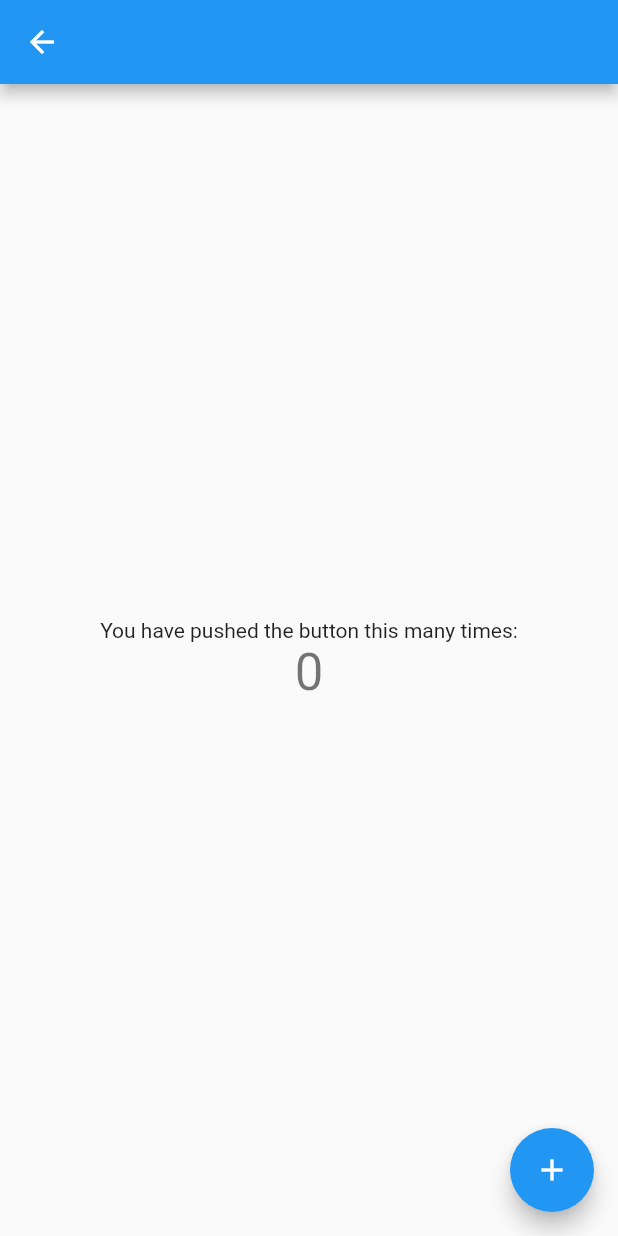
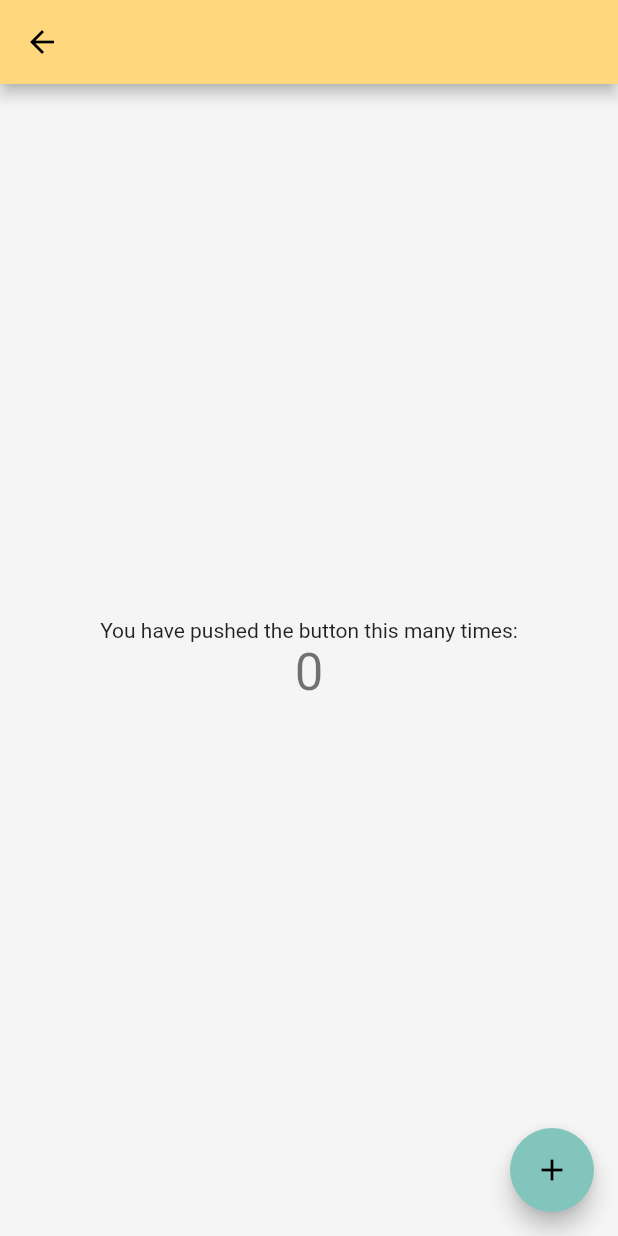
Before and after one commit to margaiwangara/flutter-food-delivery-app, a Flutter app: the MyHomePage screen opened directly with empty values, on a phone screen of 412 x 824 dp. Run offline on Flutter 3.47's test engine with Material 2 defaults, Android fonts, the phone set to English and light mode, and no system bars; our stand-ins replace google_fonts, wakelock.

Commit message:
added custom theme colors to app

```diff
--- a/lib/main.dart
+++ b/lib/main.dart
@@ -1,5 +1,9 @@
 import 'package:flutter/material.dart';
 import 'package:wakelock/wakelock.dart';
+import 'package:google_fonts/google_fonts.dart';
+
+// UIs
+import 'package:food_app/ui/home.dart';
 
 void main() => runApp(MainApp());
 
@@ -10,7 +14,11 @@ class MainApp extends StatelessWidget {
     // wakelock
     Wakelock.enable();
     return MaterialApp(
-        title: 'Flutter Demo',
-        home: Scaffold(body: Text('This is a sample text widget')));
+        title: 'Flutter Demo', theme: appTheme, home: Homepage());
   }
+
+  ThemeData appTheme = new ThemeData(
+      primaryColor: Color(0xFFFFD87D),
+      accentColor: Color(0xFF82C5BC),
+      scaffoldBackgroundColor: Color(0xFFF5F5F5));
 }
```
Also changed, not shown: lib/ui/home.dart (added, +27 -0 lines).
